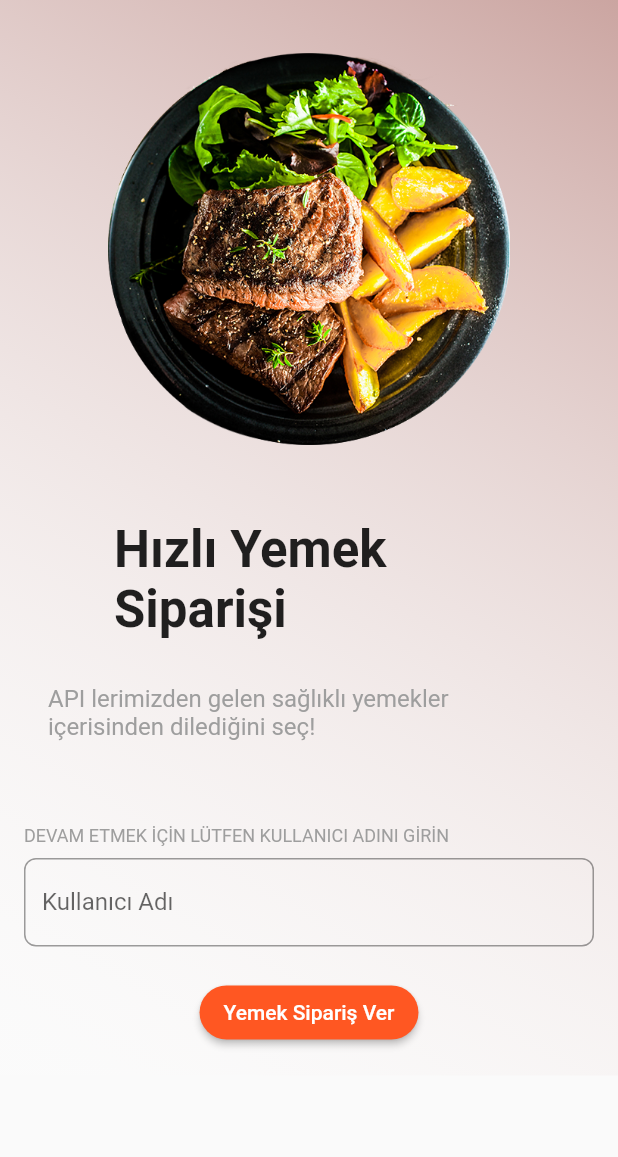
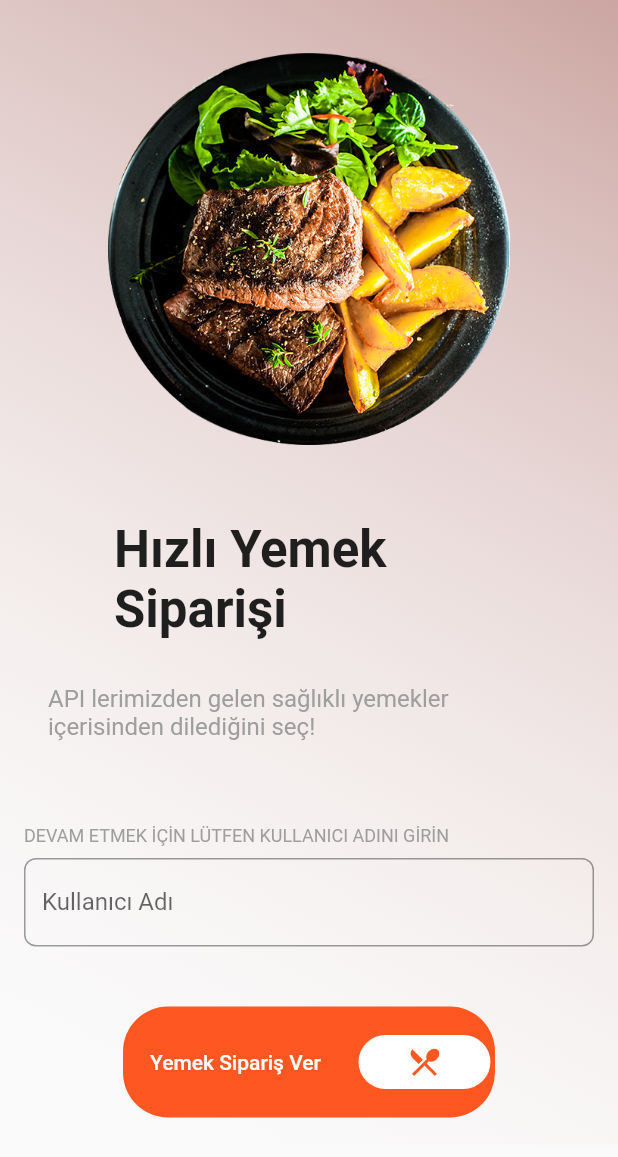
Before and after one commit to yavuzfk/flutter_food_order_app, a Flutter app: the screen it shows after launch, on a phone screen of 412 x 824 dp. Shown: the top 1157 px of the screen. Run offline on Flutter 3.47's test engine with Material 2 defaults, Android fonts, the phone set to English and light mode, and no system bars; our stand-ins replace dio, flutter_bloc.

Commit message:
new button added1

```diff
--- a/lib/utilities/string_items.dart
+++ b/lib/utilities/string_items.dart
@@ -20,5 +20,7 @@ class StringItems {
   final String welcomeTitle = "Hızlı Yemek Siparişi";
   final String welcomeText = "API lerimizden gelen sağlıklı yemekler içerisinden dilediğini seç!";
   final String userNameRequestMessage = "DEVAM ETMEK İÇİN LÜTFEN KULLANICI ADINI GİRİN";
+  final String welcomePageButtonText = "Yemek Sipariş Ver";
+  final String welcomePageImagePath = "assets/food.png";
 
 }
--- a/lib/views/food_detail_page/food_detail_page.dart
+++ b/lib/views/food_detail_page/food_detail_page.dart
@@ -73,6 +73,7 @@ class _FoodDetailState extends State<FoodDetail> {
                   child: ElevatedButton(
                       onPressed: () {
                         print(widget.foodSize);
+                        ScaffoldMessenger.of(context).showSnackBar(SnackBar(content: Text("${widget.foodSize} adet ${widget.foodName} sepete eklendi!")));
                           context.read<SepetCubit>().sepeteEkle(widget.foodName, widget.imagePath, widget.foodPrice, widget.foodSize, widget.userName);
                       },
                       style: ElevatedButton.styleFrom(
@@ -81,7 +82,7 @@ class _FoodDetailState extends State<FoodDetail> {
                             borderRadius:
                                 BorderRadius.all(Radius.circular(20))),
                       ),
-                      child: const Text("ADD TO CARD")),
+                      child: const Text("SEPETE EKLE")),
                 ),
               ),
             ],
--- a/lib/views/welcome_page/welcome_page.dart
+++ b/lib/views/welcome_page/welcome_page.dart
@@ -3,6 +3,7 @@ import 'package:flutter_order_food_app/utilities/color_items.dart';
 import 'package:flutter_order_food_app/utilities/string_items.dart';
 import 'package:flutter_order_food_app/utilities/text_styles.dart';
 import 'package:flutter_order_food_app/views/main_page/main_page.dart';
+import 'package:flutter_order_food_app/views/welcome_page/widgets/go_button.dart';
 import 'package:flutter_order_food_app/views/welcome_page/widgets/image_slider.dart';
 
 class WelcomePage extends StatefulWidget {
@@ -47,7 +48,7 @@ class _WelcomePageState extends State<WelcomePage> {
                   height: 300,
                   child: Padding(
                     padding: const EdgeInsets.all(16.0),
-                    child: Image.asset("assets/food.png"),
+                    child: Image.asset(StringItems().welcomePageImagePath),
                   ),
                 ),
                  Padding(
@@ -92,21 +93,22 @@ class _WelcomePageState extends State<WelcomePage> {
                 ),
                 Padding(
                   padding: const EdgeInsets.only(top: 20.0, bottom: 2),
-                  child: ElevatedButton(
-                    onPressed: () {
-                      Navigator.push(
-                          context,
-                          MaterialPageRoute(
-                            builder: (context) =>
-                                MainPage(userName: _controller.text),
-                          ));
-                    },
-                    style: ElevatedButton.styleFrom(
-                      primary: Colors.deepOrange,
-                      shape: const RoundedRectangleBorder(
-                          borderRadius: BorderRadius.all(Radius.circular(20))),
-                    ),
-                    child: const Text("Yemek Sipariş Ver"),
+                  child: Column(
+                    children: [
+                      Container(
+                        width: MediaQuery.of(context).size.width * 0.86,
+                        child: SimpleRoundIconButton(
+                          backgroundColor: ColorItems.orangeColor,
+                          buttonText:  Text(
+                            StringItems().welcomePageButtonText,
+                            style: const TextStyle(color: Colors.white),
+                          ),
+                          icon: const Icon(Icons.restaurant_menu),
+                          iconAlignment: Alignment.centerRight,
+                          userName: _controller.text,
+                        ),
+                      ),
+                    ],
                   ),
                 )
               ],
--- /dev/null
+++ b/lib/views/welcome_page/widgets/go_button.dart
@@ -0,0 +1,129 @@
+//*********************************************************************************************
+//This widget is not developed by yavuzfk !!!
+//To reach the developer https://github.com/samarthagarwal
+//*********************************************************************************************
+
+import 'package:flutter/material.dart';
+import 'package:flutter_order_food_app/views/main_page/main_page.dart';
+class SimpleRoundIconButton extends StatelessWidget {
+  final Color backgroundColor;
+  final Text buttonText;
+  final Icon icon;
+  final Color? iconColor;
+  final Alignment iconAlignment;
+  final Function? onPressed;
+  final String userName;
+  SimpleRoundIconButton(
+      {this.backgroundColor = Colors.redAccent,
+        this.buttonText = const Text("REQUIRED TEXT"),
+        this.icon = const Icon(Icons.email),
+        this.iconColor,
+        this.iconAlignment = Alignment.centerLeft,
+        this.onPressed, required this.userName});
+
+  @override
+  Widget build(BuildContext context) {
+    return Container(
+      margin: const EdgeInsets.only(top: 20.0),
+      padding: const EdgeInsets.only(left: 20.0, right: 20.0),
+      child: Column(
+        mainAxisAlignment: MainAxisAlignment.center,
+        crossAxisAlignment: CrossAxisAlignment.center,
+        mainAxisSize: MainAxisSize.max,
+        children: [
+          Row(
+            mainAxisAlignment: MainAxisAlignment.center,
+            crossAxisAlignment: CrossAxisAlignment.center,
+            children: <Widget>[
+              TextButton(
+                style: ButtonStyle(
+                  shape: MaterialStateProperty.all(RoundedRectangleBorder(
+                      borderRadius: new BorderRadius.circular(30.0))),
+                  overlayColor: MaterialStateProperty.all(backgroundColor),
+                  backgroundColor:
+                  MaterialStateProperty.all(backgroundColor),
+                ),
+                child:  Row(
+                  children: <Widget>[
+                    iconAlignment == Alignment.centerLeft
+                        ?  Transform.translate(
+                      offset: const Offset(-10.0, 0.0),
+                      child:  Container(
+                        padding: const EdgeInsets.all(2.0),
+                        child: FlatButton(
+                          shape:  RoundedRectangleBorder(
+                              borderRadius:
+                               BorderRadius.circular(28.0)),
+                          splashColor: Colors.white,
+                          color: Colors.white,
+                          child: Icon(
+                            icon.icon,
+                            // color: iconColor == null
+                            //     ? backgroundColor
+                            //     : iconColor,
+                          ),
+                          onPressed: () => {
+
+                          },
+                        ),
+                      ),
+                    )
+                        : Container(),
+                    iconAlignment == Alignment.centerLeft
+                        ? Container()
+                        : Container(),
+                     Padding(
+                      padding: const EdgeInsets.only(
+                          top: 10.0, bottom: 10.0, left: 10.0, right: 10.0),
+                      child: buttonText,
+                    ),
+                    iconAlignment == Alignment.centerRight
+                        ? Container()
+                        : Container(),
+                    iconAlignment == Alignment.centerRight
+                        ?  Transform.translate(
+                      offset: Offset(10.0, 0.0),
+                      child:  Container(
+                        padding:  EdgeInsets.all(5.0),
+                        child: FlatButton(
+                          shape: new RoundedRectangleBorder(
+                              borderRadius:
+                               BorderRadius.circular(28.0)),
+                          splashColor: Colors.white,
+                          color: Colors.white,
+                          child: Icon(
+                            icon.icon,
+                            color: iconColor == null
+                                ? backgroundColor
+                                : iconColor,
+                          ),
+                          onPressed: () => {
+                            Navigator.push(
+                                context,
+                                MaterialPageRoute(
+                                  builder: (context) =>
+                                      MainPage(userName: userName),
+                                ))
+                          },
+                        ),
+                      ),
+                    )
+                        : Container()
+                  ],
+                ),
+                onPressed: (){
+                  Navigator.push(
+                      context,
+                      MaterialPageRoute(
+                        builder: (context) =>
+                            MainPage(userName: userName),
+                      ));
+                },
+              ),
+            ],
+          ),
+        ],
+      ),
+    );
+  }
+}
```
Also changed, not shown: lib/main.dart (+0 -7 lines).
